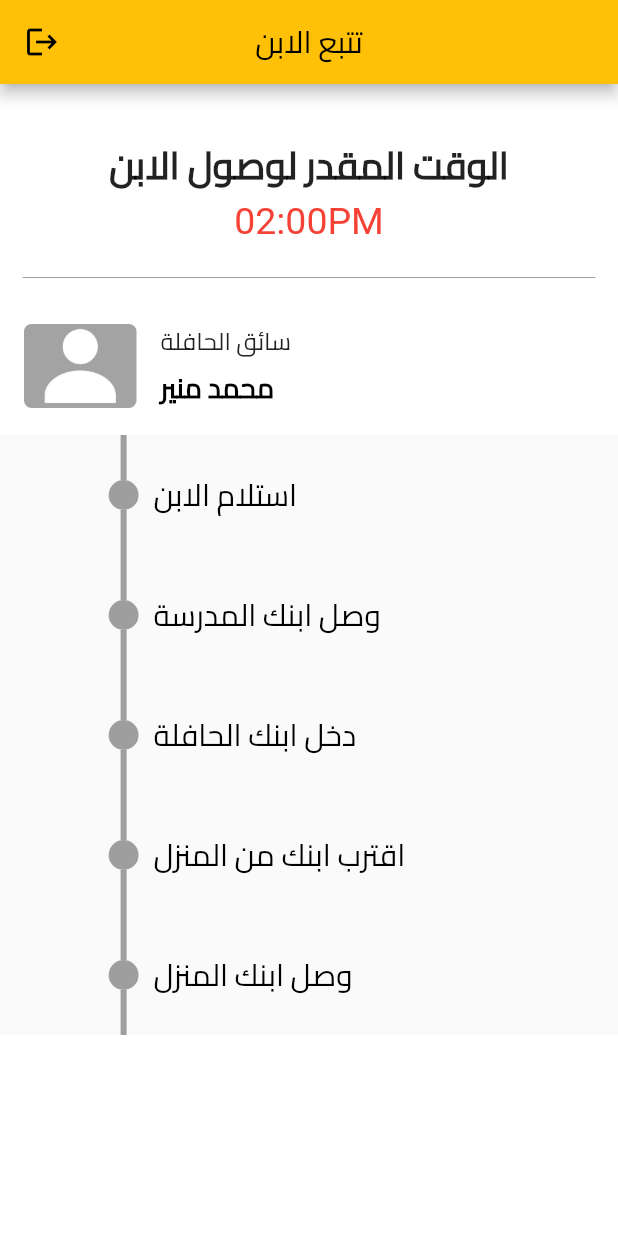
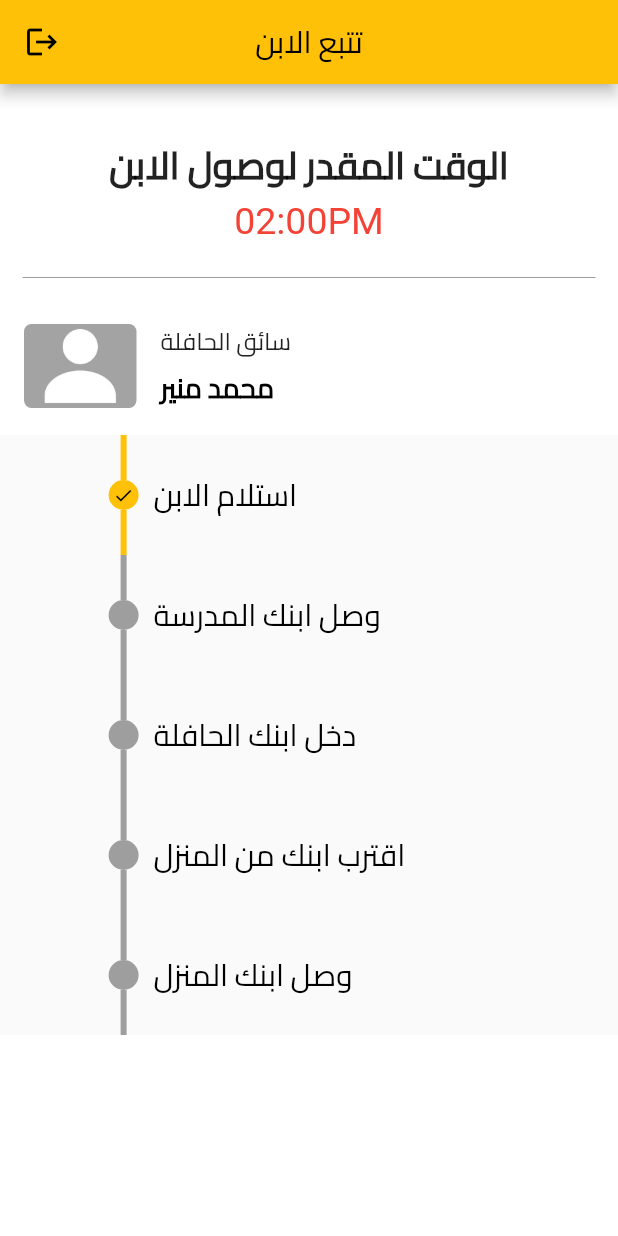
Before and after one commit to EyasMajeed/Novelty, a Flutter app: the screen it shows once a user with an empty profile is signed in, on a phone screen of 412 x 824 dp. Run offline on Flutter 3.47's test engine with Material 2 defaults, Android fonts, the phone set to English and light mode, and no system bars; drawn by our look-alikes of timeline_tile; our stand-ins replace cloud_firestore, firebase_auth, firebase_core, google_fonts; accounts and stored records are empty.

Commit message:
TimeLine Controller

```diff
--- a/lib/screens/homescreen.dart
+++ b/lib/screens/homescreen.dart
@@ -3,6 +3,7 @@
 import 'package:firebase_auth/firebase_auth.dart';
 import 'package:flutter/material.dart';
 import 'package:timeline_tile/timeline_tile.dart';
+import 'package:novelty_app/global_method.dart';
 
 class HomeScreen extends StatefulWidget {
   const HomeScreen({super.key});
@@ -12,6 +13,10 @@ class HomeScreen extends StatefulWidget {
 }
 
 class _HomeScreenState extends State<HomeScreen> {
+
+
+  final int _TimeLineCtlr = 1;
+
   Widget getTimeLine() {
     double heightCon = 80.0;
     return Container(
@@ -22,7 +27,24 @@ class _HomeScreenState extends State<HomeScreen> {
           height: heightCon,
           child: TimelineTile(
             lineXY: 0.2,
-            indicatorStyle: IndicatorStyle(height: 1.0),
+            beforeLineStyle: _TimeLineCtlr >= 1
+                ? LineStyle(
+                    color: Colors.amber.shade500,
+                  )
+                : LineStyle(
+                    color: Colors.grey,
+                  ),
+            indicatorStyle: _TimeLineCtlr >= 1
+                ? IndicatorStyle(
+                    height: 1.0,
+                    color: Colors.amber,
+                    iconStyle: IconStyle(
+                      iconData: Icons.check,
+                    ))
+                : IndicatorStyle(
+                    height: 1.0,
+                    color: Colors.grey,
+                  ),
             alignment: TimelineAlign.manual,
             endChild: Container(
               padding: EdgeInsets.all(10.0),
@@ -44,7 +66,24 @@ class _HomeScreenState extends State<HomeScreen> {
           height: heightCon,
           child: TimelineTile(
             lineXY: 0.2,
-            indicatorStyle: IndicatorStyle(height: 1.0),
+            beforeLineStyle: _TimeLineCtlr >= 2
+                ? LineStyle(
+                    color: Colors.amber.shade500,
+                  )
+                : LineStyle(
+                    color: Colors.grey,
+                  ),
+            indicatorStyle: _TimeLineCtlr >= 2
+                ? IndicatorStyle(
+                    height: 1.0,
+                    color: Colors.amber,
+                    iconStyle: IconStyle(
+                      iconData: Icons.check,
+                    ))
+                : IndicatorStyle(
+                    height: 1.0,
+                    color: Colors.grey,
+                  ),
             alignment: TimelineAlign.manual,
             endChild: Container(
               padding: EdgeInsets.all(10.0),
@@ -66,7 +105,24 @@ class _HomeScreenState extends State<HomeScreen> {
           height: heightCon,
           child: TimelineTile(
             lineXY: 0.2,
-            indicatorStyle: IndicatorStyle(height: 1.0),
+            beforeLineStyle: _TimeLineCtlr >= 3
+                ? LineStyle(
+                    color: Colors.amber.shade500,
+                  )
+                : LineStyle(
+                    color: Colors.grey,
+                  ),
+            indicatorStyle: _TimeLineCtlr >= 3
+                ? IndicatorStyle(
+                    height: 1.0,
+                    color: Colors.amber,
+                    iconStyle: IconStyle(
+                      iconData: Icons.check,
+                    ))
+                : IndicatorStyle(
+                    height: 1.0,
+                    color: Colors.grey,
+                  ),
             alignment: TimelineAlign.manual,
             endChild: Container(
               padding: EdgeInsets.all(10.0),
@@ -88,7 +144,24 @@ class _HomeScreenState extends State<HomeScreen> {
           height: heightCon,
           child: TimelineTile(
             lineXY: 0.2,
-            indicatorStyle: IndicatorStyle(height: 1.0),
+            beforeLineStyle: _TimeLineCtlr >= 4
+                ? LineStyle(
+                    color: Colors.amber.shade500,
+                  )
+                : LineStyle(
+                    color: Colors.grey,
+                  ),
+            indicatorStyle: _TimeLineCtlr >= 4
+                ? IndicatorStyle(
+                    height: 1.0,
+                    color: Colors.amber,
+                    iconStyle: IconStyle(
+                      iconData: Icons.check,
+                    ))
+                : IndicatorStyle(
+                    height: 1.0,
+                    color: Colors.grey,
+                  ),
             alignment: TimelineAlign.manual,
             endChild: Container(
               padding: EdgeInsets.all(10.0),
@@ -110,7 +183,24 @@ class _HomeScreenState extends State<HomeScreen> {
           height: heightCon,
           child: TimelineTile(
             lineXY: 0.2,
-            indicatorStyle: IndicatorStyle(height: 1.0),
+            beforeLineStyle: _TimeLineCtlr >= 5
+                ? LineStyle(
+                    color: Colors.amber.shade500,
+                  )
+                : LineStyle(
+                    color: Colors.grey,
+                  ),
+            indicatorStyle: _TimeLineCtlr >= 5
+                ? IndicatorStyle(
+                    height: 1.0,
+                    color: Colors.amber,
+                    iconStyle: IconStyle(
+                      iconData: Icons.check,
+                    ))
+                : IndicatorStyle(
+                    height: 1.0,
+                    color: Colors.grey,
+                  ),
             alignment: TimelineAlign.manual,
             endChild: Container(
               padding: EdgeInsets.all(10.0),
@@ -177,6 +267,7 @@ class _HomeScreenState extends State<HomeScreen> {
               FirebaseAuth.instance.signOut();
             },
             icon: Icon(Icons.logout)),
+        backgroundColor: Colors.amber.shade500,
       ),
       body: ListView(
         children: <Widget>[
```
